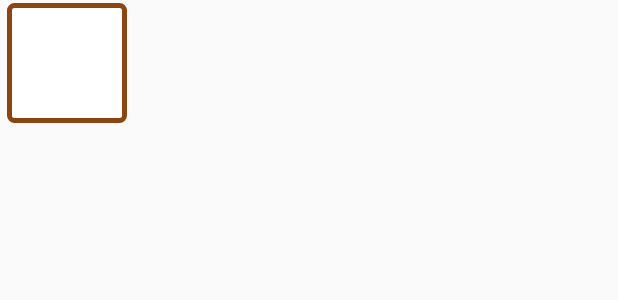
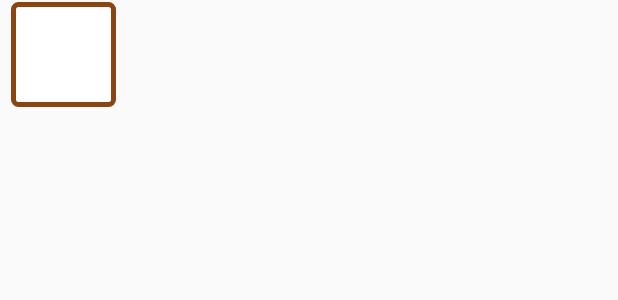
Before and after one commit to a-nagaoka/Timer, an Android app: the layout list_item.xml on its own in the app's theme, with its tools: preview values and no code run, on a phone screen of 412 x 824 dp. Shown: the top 300 px of the screen. Run offline under Robolectric (Android 15) with nearby library versions, the light colour scheme and no system bars.

Commit message:
アラートとスタンプのレイアウト調整

```diff
--- a/StampApplication/app/src/main/java/com/example/yoshizawa/stampapplication/CustomDialog.java
+++ b/StampApplication/app/src/main/java/com/example/yoshizawa/stampapplication/CustomDialog.java
@@ -9,6 +9,7 @@ import android.os.Bundle;
 import android.view.View;
 import android.view.Window;
 import android.view.WindowManager;
+import android.widget.ImageView;
 import android.widget.TextView;
 
 ;
@@ -34,6 +35,9 @@ public class CustomDialog extends DialogFragment {
 
         TextView titleView = (TextView) dialog.findViewById(R.id.title);
         titleView.setText("ドロイドくんより");
+
+        ImageView imageView = (ImageView) dialog.findViewById(R.id.imageView);
+        imageView.setImageResource(R.drawable.cake);
 
         TextView messageView = (TextView) dialog.findViewById(R.id.message);
         messageView.setText(this.message);
--- a/StampApplication/app/src/main/res/layout/dialog_custom.xml
+++ b/StampApplication/app/src/main/res/layout/dialog_custom.xml
@@ -38,7 +38,6 @@
                 android:layout_width="wrap_content"
                 android:layout_height="wrap_content"
                 android:id="@+id/imageView"
-                android:src="@android:drawable/sym_def_app_icon"
                 android:layout_marginLeft="10dp" />
 
             <TextView
--- a/StampApplication/app/src/main/res/layout/list_item.xml
+++ b/StampApplication/app/src/main/res/layout/list_item.xml
@@ -1,14 +1,14 @@
 <?xml version="1.0" encoding="utf-8"?>
 <RelativeLayout xmlns:android="http://schemas.android.com/apk/res/android"
-    android:layout_width="90dp"
-    android:layout_height="90dp">
+    android:layout_width="85dp"
+    android:layout_height="85dp">
 
     <ImageView
         android:id="@+id/hue_imageview"
-        android:layout_width="80dp"
-        android:layout_height="80dp"
+        android:layout_width="70dp"
+        android:layout_height="70dp"
         android:layout_centerHorizontal="true"
-        android:layout_margin="2dp"
+        android:layout_margin="1dp"
         android:background="@drawable/shape" />
 
 </RelativeLayout>
```
Also changed, not shown: StampApplication/app/src/main/res/drawable/cake.jpg (added).
